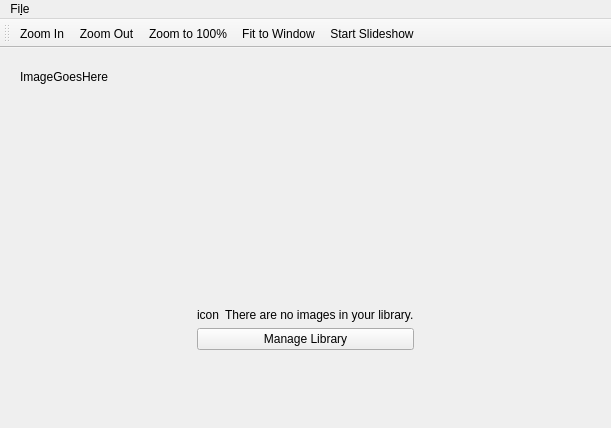
theCheeseboard/thephoto, file mainwindow.ui: the form before one commit.
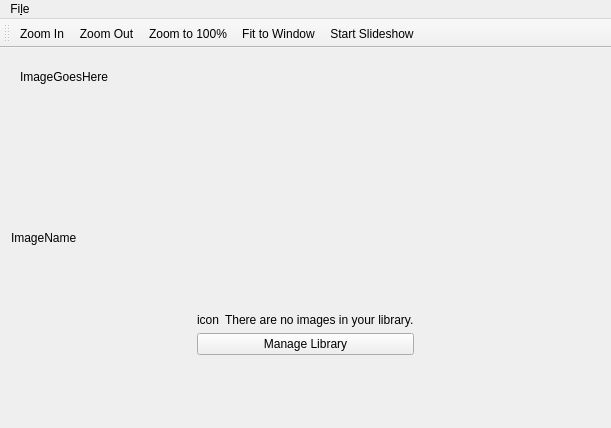
The form after the commit. Icons and pictures are not drawn.

Commit message: Add file name label to toolbar

Diff of the .ui file:
```diff
--- a/mainwindow.ui
+++ b/mainwindow.ui
@@ -42,7 +42,7 @@
          <x>0</x>
          <y>0</y>
          <width>593</width>
-         <height>172</height>
+         <height>160</height>
         </rect>
        </property>
        <widget class="QLabel" name="imageLabel">
@@ -70,6 +70,13 @@
       </widget>
      </widget>
     </item>
+    <item>
+     <widget class="QLabel" name="imageNameLabel">
+      <property name="text">
+       <string>ImageName</string>
+      </property>
+     </widget>
+    </item>
     <item>
      <widget class="QFrame" name="noItemsInLibFrame">
       <property name="frameShape">
```
The commit also changes 1 other file.
